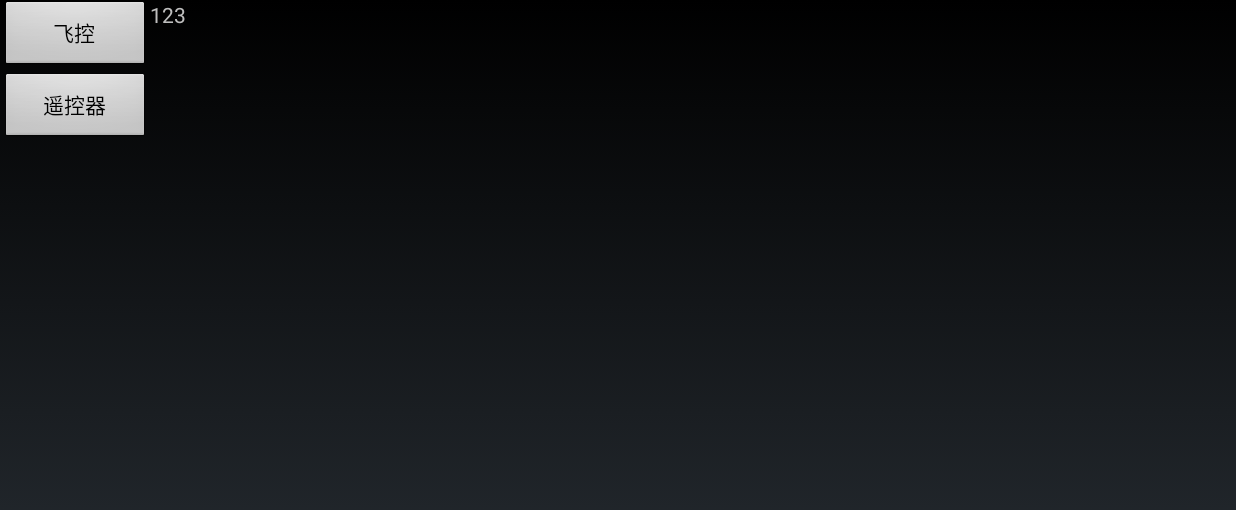
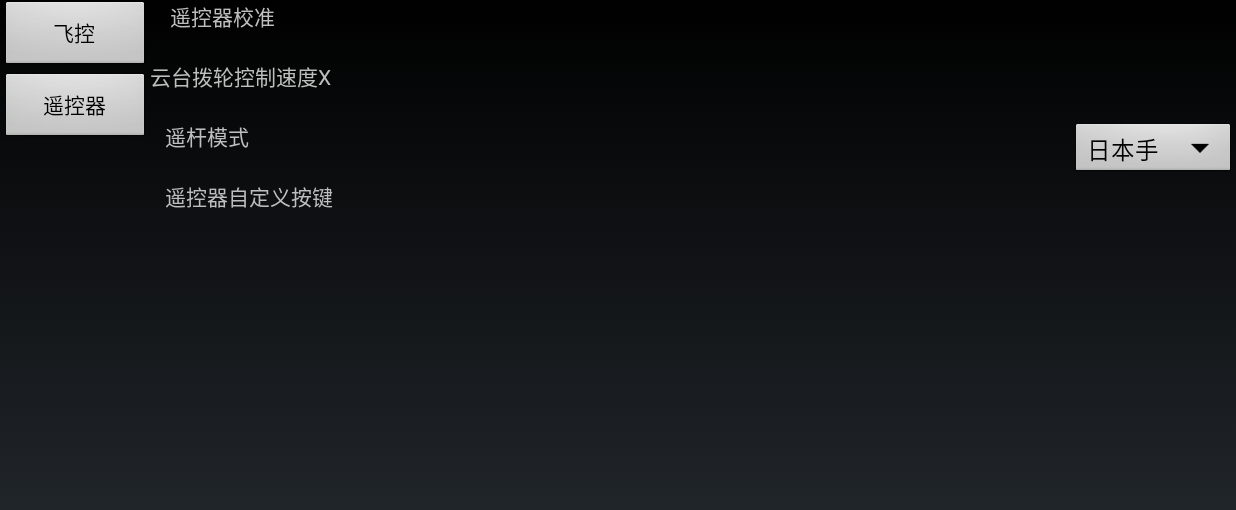
Before and after one commit to loveapple5/fpv-aircraft, an Android app: the SettingActivity screen opened directly, with no data from a screen before it, after a tap on "遥控器", on a phone screen of 824 x 412 dp (held sideways). Shown: the top 510 px of the screen. Run offline under Robolectric (Android 15) with nearby library versions, the phone set to English and light mode, and no system bars; libraries missing offline, so code that uses them is left out: dji.common.error, dji.common.remotecontroller, dji.common.util, dji.sdk.products, dji.sdk.remotecontroller; 7 statements that could not run were skipped.

Commit message:
遥控器模式设置

```diff
--- a/app/src/main/java/com/dji/FPVDemo/SettingActivity.java
+++ b/app/src/main/java/com/dji/FPVDemo/SettingActivity.java
@@ -9,10 +9,12 @@ import android.view.WindowManager;
 import android.widget.Button;
 
 import com.dji.FPVDemo.fragment.FlightControllerSettingFragment;
+import com.dji.FPVDemo.fragment.RemoteControllerSettingFragment;
 
 public class SettingActivity extends FragmentActivity {
 
     private FlightControllerSettingFragment mFCSFragment;
+    private RemoteControllerSettingFragment mRCSFragment;
 
     private Button btnFCS;
     private Button btnRCS;
@@ -48,6 +50,11 @@ public class SettingActivity extends FragmentActivity {
         btnRCS.setOnClickListener(new View.OnClickListener() {
             @Override
             public void onClick(View view) {
+                FragmentManager fm = getSupportFragmentManager();
+                FragmentTransaction transaction = fm.beginTransaction();
+                mRCSFragment=new RemoteControllerSettingFragment();
+                transaction.replace(R.id.container, mRCSFragment);
+                transaction.commit();
 
             }
         });
--- a/app/src/main/java/com/dji/FPVDemo/StatusListActivity.java
+++ b/app/src/main/java/com/dji/FPVDemo/StatusListActivity.java
@@ -149,10 +149,7 @@ public class StatusListActivity extends Activity {
         RCModeList.add("日本手");
         RCModeList.add("美国手");
         RCModeList.add("中国手");
-        RCModeList.add("自定义");
-//        RCModeList.add("SlaveDefault");
-//        RCModeList.add("SlaveCustom");
-//        RCModeList.add("未知");
+//        RCModeList.add("自定义");
 
         //适配器
         ArrayAdapter RCModeAdapter = new ArrayAdapter<String>(this, android.R.layout.simple_spinner_item, RCModeList);
@@ -160,26 +157,20 @@ public class StatusListActivity extends Activity {
         RCModeAdapter.setDropDownViewResource(android.R.layout.simple_spinner_dropdown_item);
         //加载适配器
         spRCMode.setAdapter(RCModeAdapter);
-//        spRCMode.setOnItemSelectedListener(new AdapterView.OnItemSelectedListener() {
-//            @Override
-//            public void onItemSelected(AdapterView<?> adapterView, View view, int i, long l) {
-//                DJIRCControlStyle style = DJIRCControlStyle.find(i);
-//                DJIRCControlChannel channel[] = new DJIRCControlChannel[4];
-//                for(int j = 0; j < 4; j++) {
-//                    channel[j] = new DJIRCControlChannel();
-//                    channel[j].channel = DJIRCControlChannelName.find(j);
-//                }
-//                DJIRCControlMode mode = new DJIRCControlMode();
-//                mode.controlStyle = style;
-//                mode.controlChannel = channel;
-//                djiRemoteController.setRCControlMode(mode, new SetRCControlModeCallback());
-//            }
-//
-//            @Override
-//            public void onNothingSelected(AdapterView<?> adapterView) {
-//
-//            }
-//        });
+        spRCMode.setOnItemSelectedListener(new AdapterView.OnItemSelectedListener() {
+            @Override
+            public void onItemSelected(AdapterView<?> adapterView, View view, int i, long l) {
+                DJIRCControlStyle style = DJIRCControlStyle.find(i+1);
+                DJIRCControlMode mode = new DJIRCControlMode();
+                mode.controlStyle = style;
+                djiRemoteController.setRCControlMode(mode, new SetRCControlModeCallback());
+            }
+
+            @Override
+            public void onNothingSelected(AdapterView<?> adapterView) {
+
+            }
+        });
 
 
     }
@@ -226,57 +217,6 @@ public class StatusListActivity extends Activity {
         //djiGimbal.startGimbalAutoCalibration();
         //djiGimbal.startGimbalBalanceTest();
         //djiGimbal.setGimbalStateUpdateCallback(new GimbalStateCallback());
-
-//        //----------------------------B设置菜单---------------------------------
-//        //---------------------------B1compass校准-------------------------------
-//        djiCompass.startCompassCalibration(new djiCompletionCallback());
-//        //--------------------------B2飞控参数设置
-//        djiFlightControllerCurrentState=djiFlightController.getCurrentState();
-//        djiFlightControllerCurrentState.getHomeLocation();//返航点位置
-//        djiFlightControllerCurrentState.getGoHomeHeight();//返航高度
-//        djiFlightController.getFlightLimitation().getMaxFlightHeight();//最大升限
-//        djiFlightController.getFlightLimitation().getMaxFlightRadius();//最大飞行半径
-//        //最大距离，新手模式
-//        djiFlightControllerCurrentState.getFlightMode();
-//        djiFlightControllerCurrentState.setFlightMode();//切换飞行模式
-//        djiFlightControllerCurrentState.getSmartGoHomeStatus().isAircraftShouldGoHome();//是否需要返航包括低电量返航
-//        djiFlightController.setLEDsEnabled();//lED开关
-//        //启动视觉定位
-//        djiFlightController.getIntelligentFlightAssistant().setVisionPositioningEnabled();
-//        //--------------------------B3遥控器设置--------------------------------------
-//        //遥控器校准校准什么？
-//        djiRemoteController.getRCWheelControlGimbalSpeed();//云台滚轮控制速度X
-//        //摇杆模式
-//        djiRemoteController.getRCControlMode(new GetRCControlModeCallback());
-//        djiRemoteController.setRCControlMode();//设置参数DJIRCControlStyle
-//        //-------------------------B4数据连接设置------------------------------------
-//        djiAirLink.getWiFiLink().setWiFiSSID();
-//        djiAirLink.getWiFiLink().setWiFiPassword();
-//        //--------------------------B5智能电池设置------------------------------------
-//        djiBattery.setBatteryStateUpdateCallback(new BatteryStateUpdateCallback());
-//        //getBatteryTemperature温度getCurrentEnergy 当前电量（mAh）getCellVoltages单元格电压
-//        djiFlightController.getCurrentState().getSmartGoHomeStatus().getRemainingFlightTime()//剩余飞行时间
-//        //严重低电量报警
-//        djiFlightControllerCurrentState.getRemainingBattery()//low立即返航verylow立即降落
-//        djiBattery.setLevel1CellVoltageThreshold();
-//        djiBattery.setLevel2CellVoltageThreshold();//不知道是哪一级的阈值
-//        djiBattery.setSelfDischargeDay();//自动放电时间
-//        //电池历史信息
-//        djiBattery.getSerialNumber();//序列号
-//        //getNumberOfDischarge放电次数getLifetimeRemainingPercent()电池寿命
-////--------------------B6云台设置----------------------------------------
-//        djiGimbal.getAdvancedSettingsProfile();
-//        djiGimbal.setGimbalStateUpdateCallback();
-////getControllerSpeedPitch()俯仰灵敏度，getControllerSpeedYaw()航向灵敏度
-//        //IMU
-//       djiFlightController.setOnIMUStateChangedCallback();
-//        djiFlightController.startIMUCalibration();
-//        //失控行为
-//        djiFlightController.getFlightFailsafeOperation();
-
-
-        //读取飞行数据找不到
-
 
 
 
@@ -451,16 +391,8 @@ public class StatusListActivity extends Activity {
                     sb.append("中国手");
                 } else if (mode == DJIRCControlStyle.American.value()) {
                     sb.append("美国手");
-            } else if (mode == DJIRCControlStyle.Custom.value()) {
-                sb.append("自定义");
                 }
-//            else if (mode == DJIRCControlStyle.SlaveCustom.value()) {
-//                sb.append("SlaveCustom");
-//            } else if (mode == DJIRCControlStyle.SlaveDefault.value()) {
-//                sb.append("SlaveDefault");
-//            } else if (mode == DJIRCControlStyle.Unknown.value()) {
-//                sb.append("未知");
-//            }
+
 
                 Bundle bundle = new Bundle();
                 bundle.putString("RCMode", sb.toString());
@@ -480,13 +412,12 @@ public class StatusListActivity extends Activity {
 
         @Override
         public void onResult(DJIError djiError) {
+            if(djiError == null) {
+                Toast.makeText(StatusListActivity.this, "设置成功", Toast.LENGTH_SHORT).show();
+            } else {
                 Toast.makeText(StatusListActivity.this, "设置失败", Toast.LENGTH_SHORT).show();
             }
         }
-//    class djiCompletionCallback implements DJICommonCallbacks.DJICompletionCallback{
-//        @Override
-//        public void onResult(DJIError djiError) {
-//
-//        }
-//    }
     }
+
+}
--- /dev/null
+++ b/app/src/main/java/com/dji/FPVDemo/fragment/RemoteControllerSettingFragment.java
@@ -0,0 +1,149 @@
+package com.dji.FPVDemo.fragment;
+
+import android.os.Bundle;
+import android.os.Handler;
+import android.os.Message;
+import android.support.v4.app.Fragment;
+import android.util.Log;
+import android.view.LayoutInflater;
+import android.view.View;
+import android.view.ViewGroup;
+import android.widget.AdapterView;
+import android.widget.ArrayAdapter;
+import android.widget.Spinner;
+import android.widget.Toast;
+
+import com.dji.FPVDemo.FPVDemoApplication;
+import com.dji.FPVDemo.R;
+import com.dji.FPVDemo.StatusListActivity;
+
+import java.util.ArrayList;
+
+import dji.common.error.DJIError;
+import dji.common.remotecontroller.DJIRCControlMode;
+import dji.common.remotecontroller.DJIRCControlStyle;
+import dji.common.util.DJICommonCallbacks;
+import dji.sdk.products.DJIAircraft;
+import dji.sdk.remotecontroller.DJIRemoteController;
+
+/**
+ * Created by ZXW on 2017/2/25.
+ */
+
+public class RemoteControllerSettingFragment extends Fragment {
+
+    protected static final int GET_RC_MODE = 2;
+
+    private DJIAircraft djiAircraft;
+    private DJIRemoteController djiRemoteController;
+    private DJIRCControlMode djircControlMode;
+
+    private Spinner spRCMode;
+    private ArrayList RCModeList;
+
+    protected Handler handler = new Handler(new Handler.Callback() {
+        @Override
+        public boolean handleMessage(Message msg) {
+            switch (msg.what) {
+                case GET_RC_MODE:
+                    String RCMode = msg.getData().getString("RCMode");
+                    int position = RCModeList.indexOf(RCMode);
+                    spRCMode.setSelection(position);
+                    break;
+                default:
+                    break;
+            }
+            return false;
+        }
+    });
+    public View onCreateView(LayoutInflater inflater, ViewGroup container,
+                             Bundle savedInstanceState) {
+
+        View view =  inflater.inflate(R.layout.fragment_remote_controller_setting, container, false);
+        InitUI(view);
+        InitDJI();
+        return view;
+    }
+
+    public void onCreate(Bundle savedInstanceState) {
+        super.onCreate(savedInstanceState);
+
+    }
+    private void InitUI(View view){
+        spRCMode = (Spinner)view.findViewById(R.id.sp_RemoteControllerMode);
+        RCModeList = new ArrayList<String>();
+        RCModeList.add("日本手");
+        RCModeList.add("美国手");
+        RCModeList.add("中国手");
+        //适配器
+        ArrayAdapter RCModeAdapter = new ArrayAdapter<String>(this.getActivity(), android.R.layout.simple_spinner_item, RCModeList);
+        //设置样式
+        RCModeAdapter.setDropDownViewResource(android.R.layout.simple_spinner_dropdown_item);
+        //加载适配器
+        spRCMode.setAdapter(RCModeAdapter);
+        spRCMode.setOnItemSelectedListener(new AdapterView.OnItemSelectedListener() {
+            public void onItemSelected(AdapterView<?> adapterView, View view, int position, long id) {
+                DJIRCControlStyle style = DJIRCControlStyle.find(position + 1);
+                DJIRCControlMode mode = new DJIRCControlMode();
+                mode.controlStyle = style;
+                djiRemoteController.setRCControlMode(mode, new SetRCControlModeCallback());
+            }
+
+            public void onNothingSelected(AdapterView<?> adapterView) {
+
+            }
+        });
+
+    }
+    private void InitDJI(){
+
+        //----------------------------B设置菜单--------------------------------
+        //--------------------------B3遥控器设置--------------------------------------
+        djiAircraft = (DJIAircraft) FPVDemoApplication.getProductInstance();
+        djiRemoteController = djiAircraft.getRemoteController();
+        //遥控器校准校准什么？
+//        djiRemoteController.getRCWheelControlGimbalSpeed(new GetRCWheelControlGimbalSpeedCallback());//云台滚轮控制速度X
+        //摇杆模式
+        djiRemoteController.getRCControlMode(new GetRCControlModeCallback());
+//        djiRemoteController.setRCControlMode(djircControlMode,new SetRCControlModeCallback());//设置参数DJIRCControlStyle
+    }
+
+    class GetRCControlModeCallback implements DJICommonCallbacks.DJICompletionCallbackWith<DJIRCControlMode> {
+
+        @Override
+        public void onSuccess(DJIRCControlMode djircControlMode) {
+            int mode = djircControlMode.controlStyle.value();
+            StringBuilder sb = new StringBuilder();
+            if (mode == DJIRCControlStyle.Japanese.value()) {
+                sb.append("日本手");
+            } else if (mode == DJIRCControlStyle.Chinese.value()) {
+                sb.append("中国手");
+            } else if (mode == DJIRCControlStyle.American.value()) {
+                sb.append("美国手");
+            }
+
+                    Bundle bundle = new Bundle();
+                    bundle.putString("RCMode", sb.toString());
+                    Message msg = Message.obtain();
+                    msg.what = GET_RC_MODE;
+                    msg.setData(bundle);
+                    handler.sendMessage(msg);
+        }
+
+        @Override
+        public void onFailure(DJIError djiError) {
+
+        }
+    }
+    class SetRCControlModeCallback implements DJICommonCallbacks.DJICompletionCallback {
+        @Override
+        public void onResult(DJIError djiError) {
+            if(djiError == null) {
+                Toast.makeText(getActivity(), "设置成功", Toast.LENGTH_SHORT).show();
+            } else {
+                Toast.makeText(getActivity(), "设置失败", Toast.LENGTH_SHORT).show();
+            }
+        }
+    }
+//    class GetRCWheelControlGimbalSpeedCallback implements DJICompletionCallbackWith<>{}
+}
--- /dev/null
+++ b/app/src/main/res/layout/fragment_remote_controller_setting.xml
@@ -0,0 +1,72 @@
+<?xml version="1.0" encoding="utf-8"?>
+<LinearLayout xmlns:android="http://schemas.android.com/apk/res/android"
+    xmlns:tools="http://schemas.android.com/tools"
+    android:orientation="vertical" android:layout_width="match_parent"
+    android:layout_height="match_parent">
+
+    <RelativeLayout
+        android:layout_width="match_parent"
+        android:layout_height="40dp"
+        android:id="@+id/RC_calibration">
+
+        <TextView
+            android:text="遥控器校准"
+            android:layout_width="wrap_content"
+            android:layout_height="match_parent"
+            android:layout_alignParentTop="true"
+            android:layout_alignParentStart="true"
+            android:layout_marginStart="13dp"
+            android:id="@+id/textView11" />
+    </RelativeLayout>
+
+    <RelativeLayout
+        android:layout_width="match_parent"
+        android:layout_height="40dp">
+
+        <TextView
+            android:text="云台拨轮控制速度X"
+            android:layout_width="wrap_content"
+            android:layout_height="match_parent"
+            android:layout_alignParentTop="true"
+            android:layout_alignParentStart="true"
+            android:id="@+id/textView12" />
+    </RelativeLayout>
+
+    <RelativeLayout
+        android:layout_width="match_parent"
+        android:layout_height="40dp"
+        android:id="@+id/RC_Mode">
+
+        <TextView
+            android:text="遥杆模式"
+            android:layout_width="wrap_content"
+            android:layout_height="match_parent"
+            android:layout_alignParentTop="true"
+            android:layout_alignParentStart="true"
+            android:layout_marginStart="10dp"
+            android:id="@+id/textView13" />
+
+        <Spinner
+            android:layout_width="wrap_content"
+            android:layout_height="match_parent"
+            android:layout_alignParentTop="true"
+            android:layout_marginStart="11dp"
+            android:id="@+id/sp_RemoteControllerMode"
+            android:layout_alignParentEnd="true" />
+
+    </RelativeLayout>
+
+    <RelativeLayout
+        android:layout_width="match_parent"
+        android:layout_height="40dp">
+
+        <TextView
+            android:text="遥控器自定义按键"
+            android:layout_width="wrap_content"
+            android:layout_height="match_parent"
+            android:layout_alignParentTop="true"
+            android:layout_alignParentStart="true"
+            android:layout_marginStart="10dp"
+            android:id="@+id/textView15" />
+    </RelativeLayout>
+</LinearLayout>
```
Lines whose indentation alone changed are shown as unchanged.
